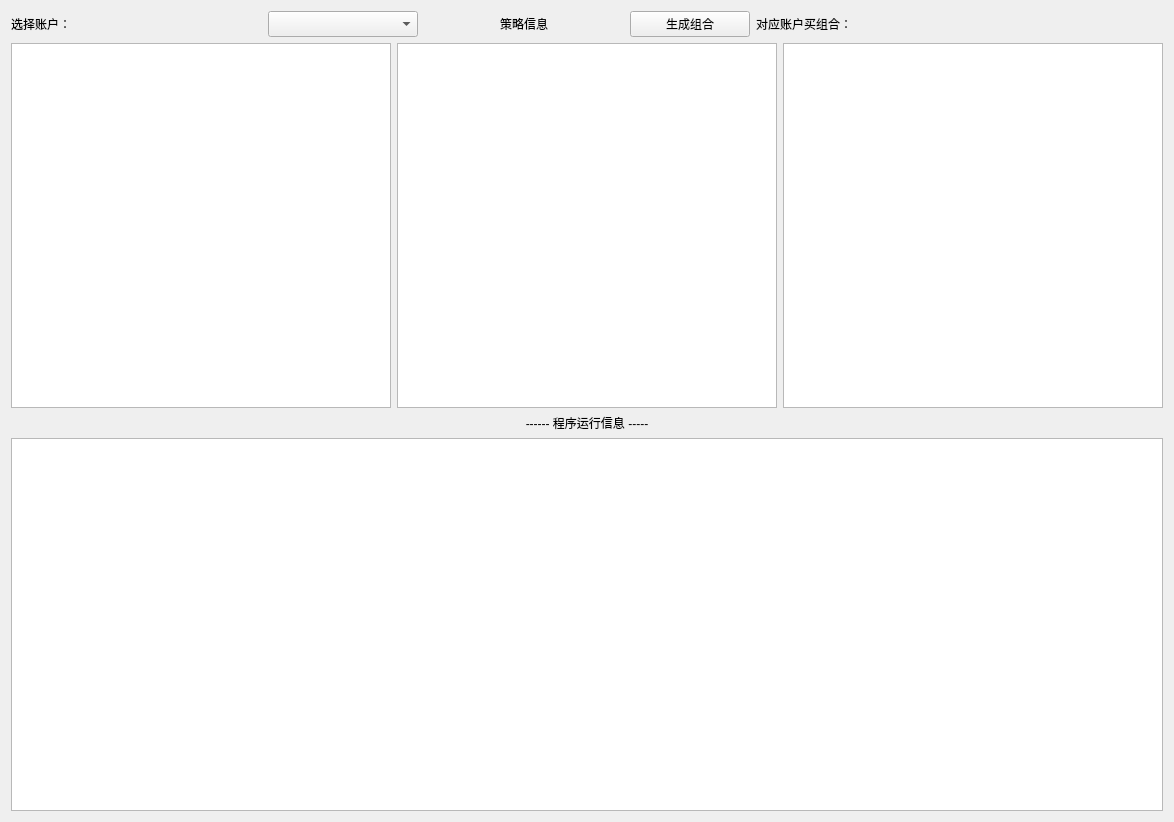
Above: generateportfolioform.ui from lishengze/QT-study before the change. Below: the same form after it.
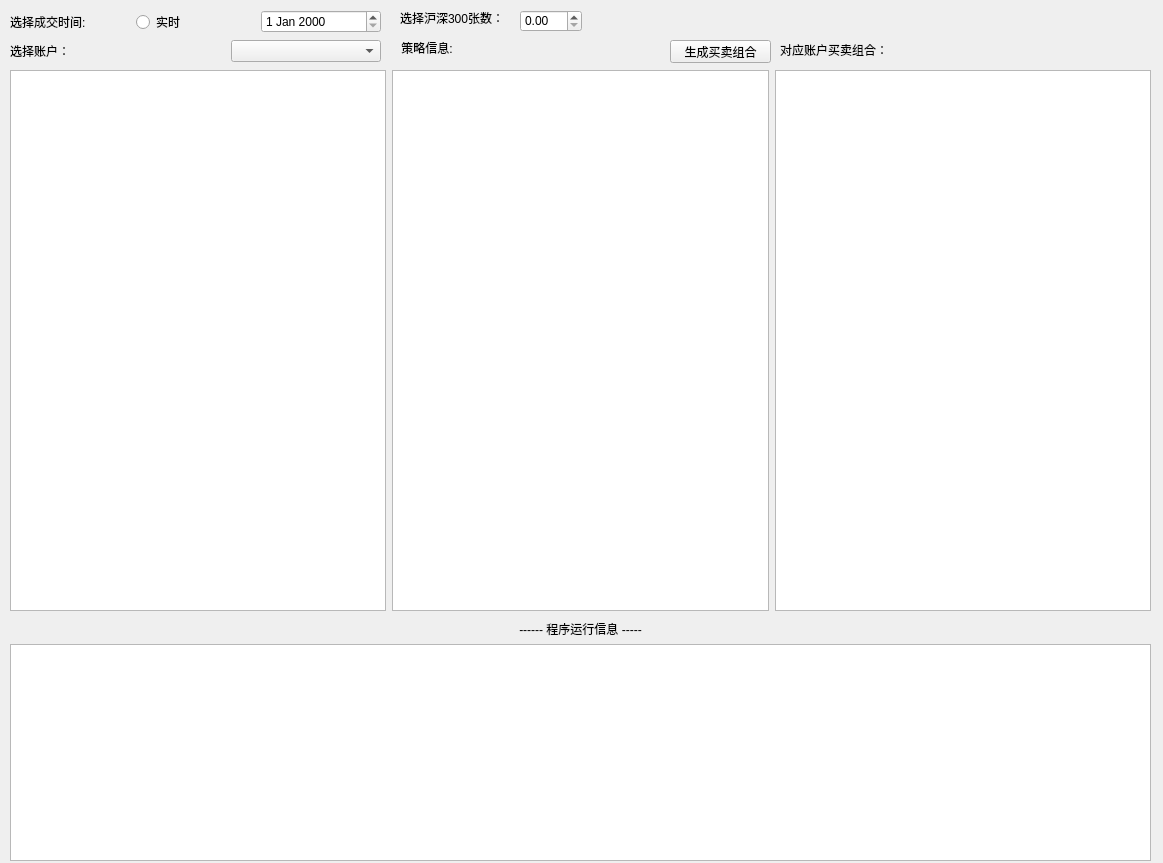
That is the form after the change.

What changed in the file:
```diff
--- a/generateportfolioform.ui
+++ b/generateportfolioform.ui
@@ -6,19 +6,116 @@
    <rect>
     <x>0</x>
     <y>0</y>
-    <width>1174</width>
-    <height>822</height>
+    <width>1163</width>
+    <height>863</height>
    </rect>
   </property>
   <property name="windowTitle">
    <string>Form</string>
   </property>
-  <layout class="QGridLayout" name="gridLayout_3">
+  <widget class="QLabel" name="label_2">
+   <property name="geometry">
+    <rect>
+     <x>400</x>
+     <y>10</y>
+     <width>121</width>
+     <height>16</height>
+    </rect>
+   </property>
+   <property name="text">
+    <string>选择沪深300张数： </string>
+   </property>
+  </widget>
+  <widget class="QDoubleSpinBox" name="chooseHS300Count">
+   <property name="geometry">
+    <rect>
+     <x>520</x>
+     <y>10</y>
+     <width>62</width>
+     <height>22</height>
+    </rect>
+   </property>
+  </widget>
+  <widget class="QWidget" name="">
+   <property name="geometry">
+    <rect>
+     <x>10</x>
+     <y>620</y>
+     <width>1141</width>
+     <height>241</height>
+    </rect>
+   </property>
+   <layout class="QVBoxLayout" name="verticalLayout">
+    <item>
+     <widget class="QLabel" name="programInfo_Label">
+      <property name="text">
+       <string>------ 程序运行信息 -----</string>
+      </property>
+      <property name="alignment">
+       <set>Qt::AlignCenter</set>
+      </property>
+     </widget>
+    </item>
+    <item>
+     <widget class="QTableView" name="programInfo_Table"/>
+    </item>
+   </layout>
+  </widget>
+  <widget class="QWidget" name="">
+   <property name="geometry">
+    <rect>
+     <x>10</x>
+     <y>70</y>
+     <width>1141</width>
+     <height>541</height>
+    </rect>
+   </property>
+   <layout class="QGridLayout" name="gridLayout">
+    <item row="0" column="1">
+     <widget class="QTableView" name="strategy_table"/>
+    </item>
    <item row="0" column="0">
-    <layout class="QGridLayout" name="gridLayout_2">
-     <item row="0" column="0">
+     <widget class="QTableView" name="account_table"/>
+    </item>
+    <item row="0" column="2">
+     <widget class="QTableView" name="buySalePortfolio_table"/>
+    </item>
+   </layout>
+  </widget>
+  <widget class="QWidget" name="">
+   <property name="geometry">
+    <rect>
+     <x>10</x>
+     <y>10</y>
+     <width>371</width>
+     <height>52</height>
+    </rect>
+   </property>
+   <layout class="QVBoxLayout" name="verticalLayout_2">
+    <item>
       <layout class="QHBoxLayout" name="horizontalLayout">
        <item>
+       <widget class="QLabel" name="label">
+        <property name="text">
+         <string>选择成交时间: </string>
+        </property>
+       </widget>
+      </item>
+      <item>
+       <widget class="QRadioButton" name="chooseRealTimeRatio">
+        <property name="text">
+         <string>实时</string>
+        </property>
+       </widget>
+      </item>
+      <item>
+       <widget class="QDateEdit" name="chooseHistDate"/>
+      </item>
+     </layout>
+    </item>
+    <item>
+     <layout class="QHBoxLayout" name="horizontalLayout_2">
+      <item>
         <widget class="QLabel" name="chooseAccount_Label">
          <property name="maximumSize">
           <size>
@@ -43,10 +140,30 @@
        </item>
       </layout>
      </item>
-     <item row="0" column="1">
-      <layout class="QHBoxLayout" name="horizontalLayout_2">
-       <item>
+   </layout>
+  </widget>
+  <widget class="QLabel" name="buySalePortfolio_Label">
+   <property name="geometry">
+    <rect>
+     <x>780</x>
+     <y>40</y>
+     <width>141</width>
+     <height>20</height>
+    </rect>
+   </property>
+   <property name="text">
+    <string>对应账户买卖组合：</string>
+   </property>
+  </widget>
         <widget class="QLabel" name="strategy_Label">
+   <property name="geometry">
+    <rect>
+     <x>400</x>
+     <y>40</y>
+     <width>54</width>
+     <height>16</height>
+    </rect>
+   </property>
          <property name="maximumSize">
           <size>
            <width>200</width>
@@ -54,15 +171,21 @@
           </size>
          </property>
          <property name="text">
-          <string>策略信息</string>
+    <string>策略信息:</string>
          </property>
          <property name="alignment">
           <set>Qt::AlignCenter</set>
          </property>
         </widget>
-       </item>
-       <item>
         <widget class="QPushButton" name="geneBuySalePortfolio">
+   <property name="geometry">
+    <rect>
+     <x>670</x>
+     <y>40</y>
+     <width>101</width>
+     <height>23</height>
+    </rect>
+   </property>
          <property name="maximumSize">
           <size>
            <width>120</width>
@@ -70,52 +193,9 @@
           </size>
          </property>
          <property name="text">
-          <string>生成组合</string>
-         </property>
-        </widget>
-       </item>
-      </layout>
-     </item>
-     <item row="0" column="2">
-      <widget class="QLabel" name="buySalePortfolio_Label">
-       <property name="text">
-        <string>对应账户买组合：</string>
-       </property>
-      </widget>
-     </item>
-     <item row="1" column="0" colspan="3">
-      <layout class="QGridLayout" name="gridLayout">
-       <item row="0" column="1">
-        <widget class="QTableView" name="strategy_table"/>
-       </item>
-       <item row="0" column="0">
-        <widget class="QTableView" name="account_table"/>
-       </item>
-       <item row="0" column="2">
-        <widget class="QTableView" name="buySalePortfolio_table"/>
-       </item>
-      </layout>
-     </item>
-    </layout>
-   </item>
-   <item row="1" column="0">
-    <layout class="QVBoxLayout" name="verticalLayout">
-     <item>
-      <widget class="QLabel" name="programInfo_Label">
-       <property name="text">
-        <string>------ 程序运行信息 -----</string>
-       </property>
-       <property name="alignment">
-        <set>Qt::AlignCenter</set>
-       </property>
-      </widget>
-     </item>
-     <item>
-      <widget class="QTableWidget" name="programInfo_Table"/>
-     </item>
-    </layout>
-   </item>
-  </layout>
+    <string>生成买卖组合</string>
+   </property>
+  </widget>
  </widget>
  <resources/>
  <connections/>
```
Lines whose indentation alone changed are shown as unchanged.
